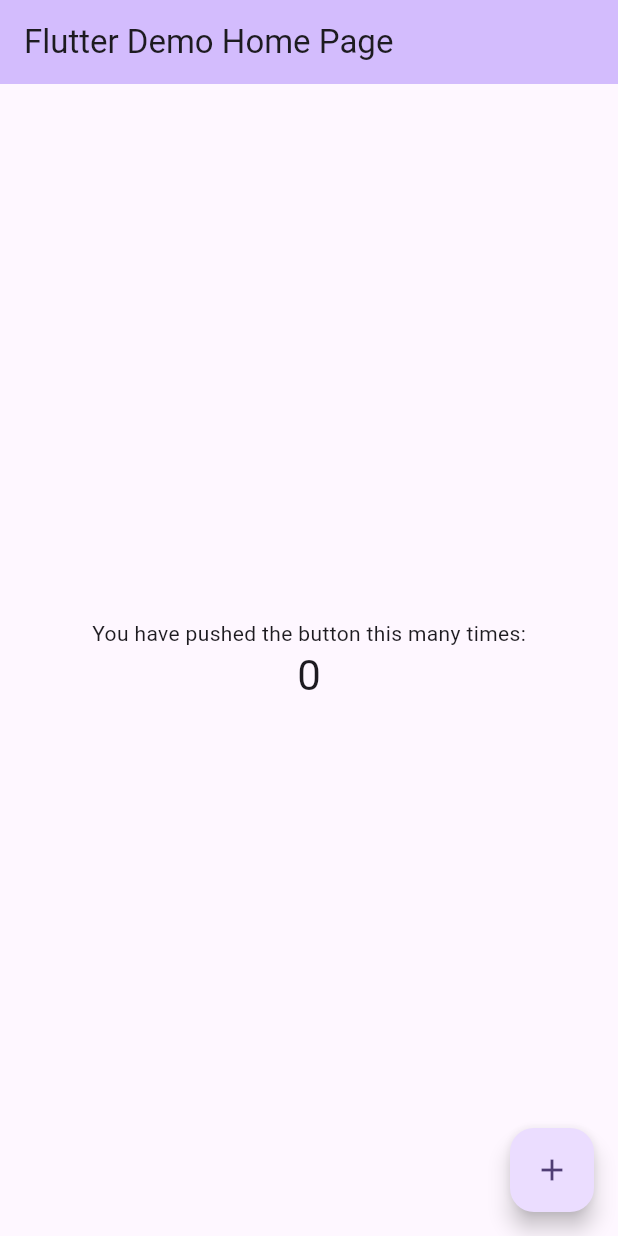
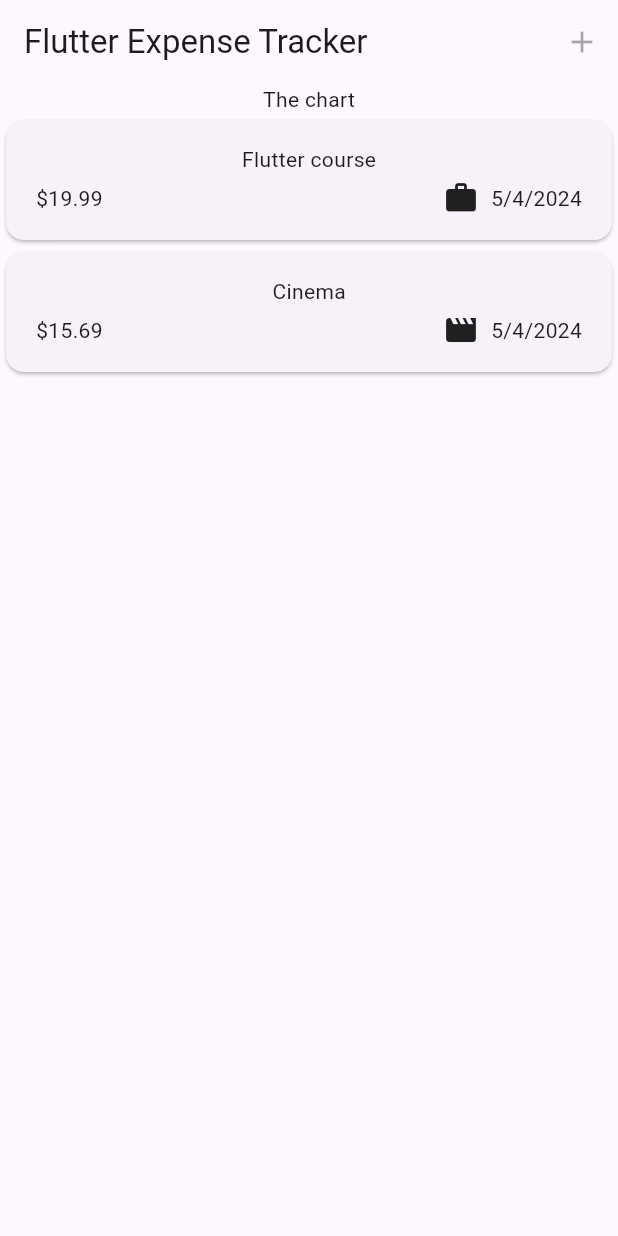
Before and after one commit to elucidan/flutter_course, a Flutter app: the screen it shows after launch, on a phone screen of 412 x 824 dp. Run offline on Flutter 3.47's test engine with Material 3 defaults, Android fonts, the phone set to English and light mode, and no system bars; statements that could not run were skipped.

Commit message:
start of expenses app

```diff
--- a/lib/main.dart
+++ b/lib/main.dart
@@ -1,125 +1,10 @@
 import 'package:flutter/material.dart';
+import 'package:flutter_course/widgets/expenses.dart';
 
 void main() {
-  runApp(const MyApp());
+  runApp(
+    const MaterialApp(
+      home: Expenses(),
+    ),
+  );
 }
-
-class MyApp extends StatelessWidget {
-  const MyApp({super.key});
-
-  // This widget is the root of your application.
-  @override
-  Widget build(BuildContext context) {
-    return MaterialApp(
-      title: 'Flutter Demo',
-      theme: ThemeData(
-        // This is the theme of your application.
-        //
-        // TRY THIS: Try running your application with "flutter run". You'll see
-        // the application has a purple toolbar. Then, without quitting the app,
-        // try changing the seedColor in the colorScheme below to Colors.green
-        // and then invoke "hot reload" (save your changes or press the "hot
-        // reload" button in a Flutter-supported IDE, or press "r" if you used
-        // the command line to start the app).
-        //
-        // Notice that the counter didn't reset back to zero; the application
-        // state is not lost during the reload. To reset the state, use hot
-        // restart instead.
-        //
-        // This works for code too, not just values: Most code changes can be
-        // tested with just a hot reload.
-        colorScheme: ColorScheme.fromSeed(seedColor: Colors.deepPurple),
-        useMaterial3: true,
-      ),
-      home: const MyHomePage(title: 'Flutter Demo Home Page'),
-    );
-  }
-}
-
-class MyHomePage extends StatefulWidget {
-  const MyHomePage({super.key, required this.title});
-
-  // This widget is the home page of your application. It is stateful, meaning
-  // that it has a State object (defined below) that contains fields that affect
-  // how it looks.
-
-  // This class is the configuration for the state. It holds the values (in this
-  // case the title) provided by the parent (in this case the App widget) and
-  // used by the build method of the State. Fields in a Widget subclass are
-  // always marked "final".
-
-  final String title;
-
-  @override
-  State<MyHomePage> createState() => _MyHomePageState();
-}
-
-class _MyHomePageState extends State<MyHomePage> {
-  int _counter = 0;
-
-  void _incrementCounter() {
-    setState(() {
-      // This call to setState tells the Flutter framework that something has
-      // changed in this State, which causes it to rerun the build method below
-      // so that the display can reflect the updated values. If we changed
-      // _counter without calling setState(), then the build method would not be
-      // called again, and so nothing would appear to happen.
-      _counter++;
-    });
-  }
-
-  @override
-  Widget build(BuildContext context) {
-    // This method is rerun every time setState is called, for instance as done
-    // by the _incrementCounter method above.
-    //
-    // The Flutter framework has been optimized to make rerunning build methods
-    // fast, so that you can just rebuild anything that needs updating rather
-    // than having to individually change instances of widgets.
-    return Scaffold(
-      appBar: AppBar(
-        // TRY THIS: Try changing the color here to a specific color (to
-        // Colors.amber, perhaps?) and trigger a hot reload to see the AppBar
-        // change color while the other colors stay the same.
-        backgroundColor: Theme.of(context).colorScheme.inversePrimary,
-        // Here we take the value from the MyHomePage object that was created by
-        // the App.build method, and use it to set our appbar title.
-        title: Text(widget.title),
-      ),
-      body: Center(
-        // Center is a layout widget. It takes a single child and positions it
-        // in the middle of the parent.
-        child: Column(
-          // Column is also a layout widget. It takes a list of children and
-          // arranges them vertically. By default, it sizes itself to fit its
-          // children horizontally, and tries to be as tall as its parent.
-          //
-          // Column has various properties to control how it sizes itself and
-          // how it positions its children. Here we use mainAxisAlignment to
-          // center the children vertically; the main axis here is the vertical
-          // axis because Columns are vertical (the cross axis would be
-          // horizontal).
-          //
-          // TRY THIS: Invoke "debug painting" (choose the "Toggle Debug Paint"
-          // action in the IDE, or press "p" in the console), to see the
-          // wireframe for each widget.
-          mainAxisAlignment: MainAxisAlignment.center,
-          children: <Widget>[
-            const Text(
-              'You have pushed the button this many times:',
-            ),
-            Text(
-              '$_counter',
-              style: Theme.of(context).textTheme.headlineMedium,
-            ),
-          ],
-        ),
-      ),
-      floatingActionButton: FloatingActionButton(
-        onPressed: _incrementCounter,
-        tooltip: 'Increment',
-        child: const Icon(Icons.add),
-      ), // This trailing comma makes auto-formatting nicer for build methods.
-    );
-  }
-}
--- /dev/null
+++ b/lib/models/expense.dart
@@ -0,0 +1,36 @@
+import 'package:intl/intl.dart';
+import 'package:flutter/material.dart';
+import 'package:uuid/uuid.dart';
+
+const uuid = Uuid();
+
+final formatter = DateFormat.yMd();
+
+enum Category {
+food, travel, leisure, work
+}
+
+const categoryItem = {
+Category.food: Icons.lunch_dining,
+Category.travel: Icons.flight_takeoff,
+Category.leisure: Icons.movie,
+Category.work: Icons.work
+};
+
+class Expense {
+  Expense({
+    required this.title,
+    required this.amount,
+    required this.date,
+    required this.category,
+  }) : id= uuid.v4();
+  final String id;
+  final String title;
+  final double amount;
+  final DateTime date;
+  final Category category;
+
+  String get formattedDate {
+    return formatter.format(date);
+  }
+}
--- /dev/null
+++ b/lib/widgets/expenses.dart
@@ -0,0 +1,46 @@
+import 'package:flutter_course/widgets/expenses_list/expenses_list.dart';
+import 'package:flutter_course/models/expense.dart';
+import 'package:flutter/material.dart';
+
+class Expenses extends StatefulWidget {
+  const Expenses({super.key});
+
+  @override
+  State<Expenses> createState() {
+    return _ExpensesState();
+  }
+}
+
+class _ExpensesState extends State<Expenses> {
+void _openAddExpenseOverlay() {
+    showBottomSheet(context: context, builder: builder)
+  }
+
+  final List<Expense> _registeredExpenses = [
+    Expense(
+        title: 'Flutter course',
+        amount: 19.99,
+        date: DateTime.now(),
+        category: Category.work),
+    Expense(
+        title: 'Cinema',
+        amount: 15.69,
+        date: DateTime.now(),
+        category: Category.leisure)
+  ];
+  @override
+  Widget build(BuildContext context) {
+    return Scaffold(
+      appBar: AppBar(
+        title: const Text("Flutter Expense Tracker"),
+        actions: [IconButton(onPressed: _openAddExpenseOverlay, icon: const Icon(Icons.add))],
+      ),
+      body: Column(
+        children: [
+          const Text('The chart'),
+          Expanded(child: ExpensesList(expenses: _registeredExpenses)),
+        ],
+      ),
+    );
+  }
+}
--- /dev/null
+++ b/lib/widgets/expenses_list/expense_item.dart
@@ -0,0 +1,37 @@
+import 'package:flutter_course/models/expense.dart';
+import 'package:flutter/material.dart';
+
+class ExpenseItem extends StatelessWidget {
+  const ExpenseItem(this.expense, {super.key});
+  final Expense expense;
+
+  @override
+  Widget build(BuildContext context) {
+    return Card(
+      child: Padding(
+        padding: const EdgeInsets.symmetric(horizontal: 20, vertical: 16),
+        child: Column(
+          children: [
+            Text(expense.title),
+            const SizedBox(
+              height: 4,
+            ),
+            Row(children: [
+              Text('\$${expense.amount.toStringAsFixed(2)}'),
+              const Spacer(),
+              Row(
+                children: [
+                  Icon(categoryItem[expense.category]),
+                  const SizedBox(
+                    width: 8,
+                  ),
+                  Text(expense.formattedDate),
+                ],
+              )
+            ])
+          ],
+        ),
+      ),
+    );
+  }
+}
--- /dev/null
+++ b/lib/widgets/expenses_list/expenses_list.dart
@@ -0,0 +1,15 @@
+import 'package:flutter_course/models/expense.dart';
+import 'package:flutter_course/widgets/expenses_list/expense_item.dart';
+import 'package:flutter/material.dart';
+
+class ExpensesList extends StatelessWidget {
+  const ExpensesList({super.key, required this.expenses});
+  final List<Expense> expenses;
+
+  @override
+  Widget build(BuildContext context) {
+    return ListView.builder(
+        itemBuilder: (ctx, index) => ExpenseItem(expenses[index]),
+        itemCount: expenses.length);
+  }
+}
--- a/pubspec.yaml
+++ b/pubspec.yaml
@@ -35,7 +35,8 @@ dependencies:
   # The following adds the Cupertino Icons font to your application.
   # Use with the CupertinoIcons class for iOS style icons.
   cupertino_icons: ^1.0.6
-
+  uuid: ^4.4.0
+  intl: ^0.19.0
 dev_dependencies:
   flutter_test:
     sdk: flutter
```
Also changed, not shown: pubspec.lock.
